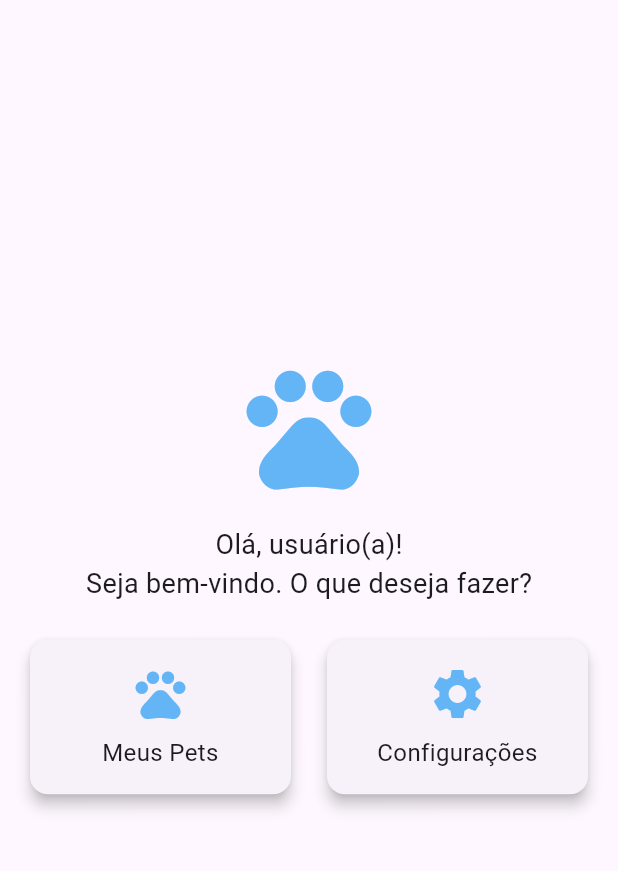
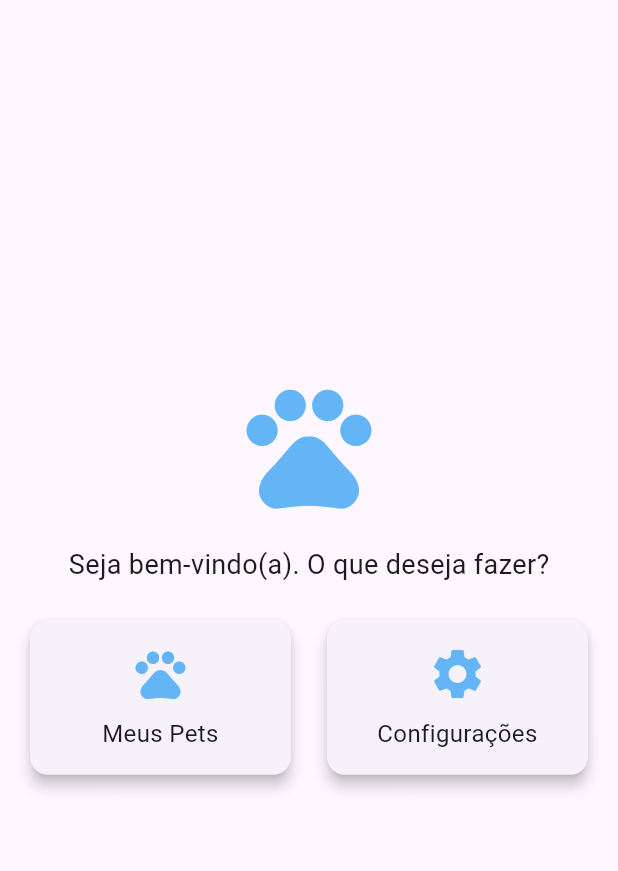
Before and after one commit to larafvitoriano/projeto-final-flutter, a Flutter app: the screen it shows once a user with an empty profile is signed in, on a phone screen of 412 x 824 dp, the part 84-955 px from its top. Run offline on Flutter 3.47's test engine with Material 3 defaults, Android fonts, the phone set to English and light mode, and no system bars; our stand-ins replace cloud_firestore, firebase_auth, firebase_core, fl_chart, sqflite; accounts and stored records are empty; generated files the repository leaves out were written again.

Commit message:
fix: ajustando main.dart

```diff
--- a/lib/main.dart
+++ b/lib/main.dart
@@ -51,6 +51,7 @@ class MyHomePage extends StatelessWidget {
 
   @override
   Widget build(BuildContext context) {
+
     return Scaffold(
       appBar: AppBar(
         backgroundColor: Colors.blue[300],
@@ -131,8 +132,7 @@ class MyHomePage extends StatelessWidget {
             children: <Widget>[
               Icon(Icons.pets, size: 100.0, color: Colors.blue[300]),
               const SizedBox(height: 16.0),
-              const Text('Olá, usuário(a)!', style: TextStyle(fontSize: 18.0)),
-              const Text('Seja bem-vindo. O que deseja fazer?', style: TextStyle(fontSize: 18.0)),
+              const Text('Seja bem-vindo(a). O que deseja fazer?', style: TextStyle(fontSize: 18.0)),
               const SizedBox(height: 20.0),
               Padding(
                 padding: const EdgeInsets.symmetric(horizontal: 16.0),
```
